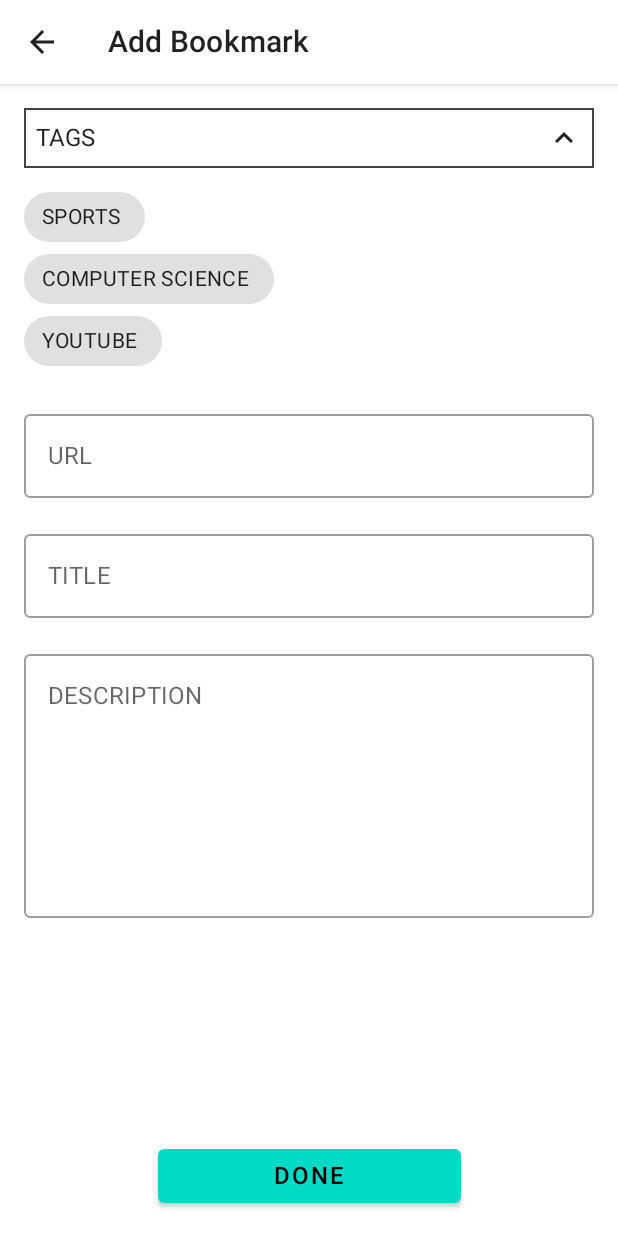
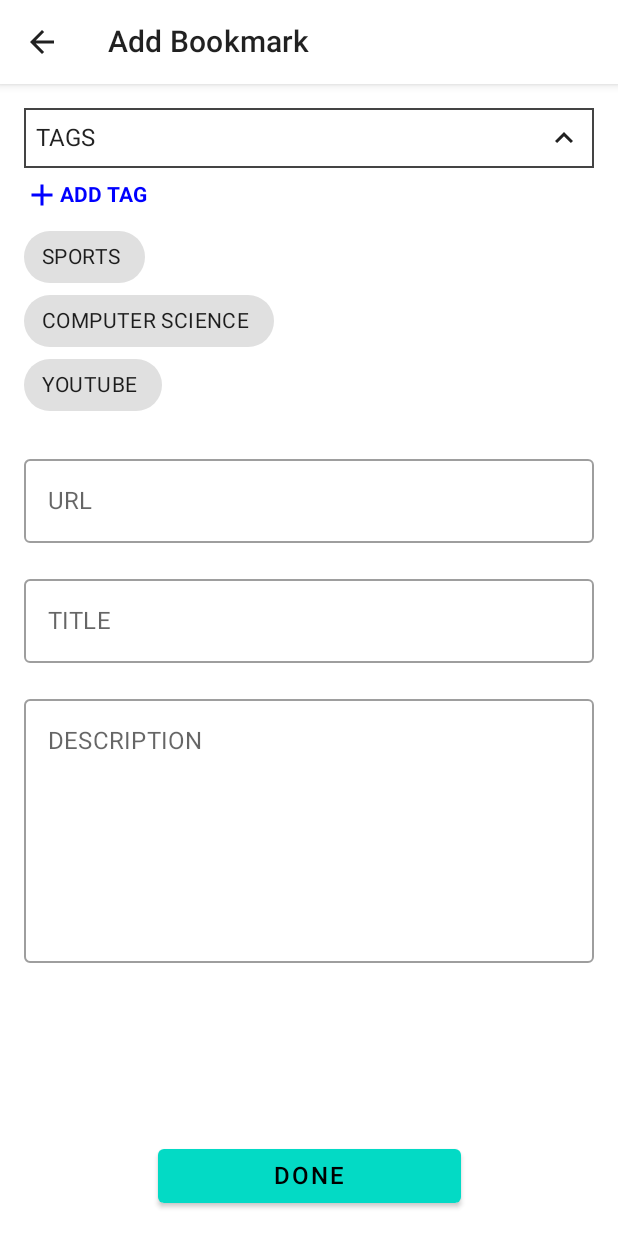
Before and after one commit to cranemont/bookmark-manager, an Android app built with Jetpack Compose: the AddBookmarkActivity screen opened directly, with no data from a screen before it, after a tap on "TAGS", on a phone screen of 412 x 824 dp. Run offline under Robolectric (Android 15) with nearby library versions, the phone set to English and light mode, and no system bars.

Commit message:
feat: implement add tag ui

```diff
--- a/android/app/src/main/java/com/kldaji/bookmark_manager/presentation/addbookmark/AddBookmarkActivity.kt
+++ b/android/app/src/main/java/com/kldaji/bookmark_manager/presentation/addbookmark/AddBookmarkActivity.kt
@@ -16,10 +16,7 @@ import androidx.compose.foundation.lazy.staggeredgrid.StaggeredGridCells
 import androidx.compose.foundation.lazy.staggeredgrid.items
 import androidx.compose.material.*
 import androidx.compose.material.icons.Icons
-import androidx.compose.material.icons.filled.ArrowBack
-import androidx.compose.material.icons.filled.Check
-import androidx.compose.material.icons.filled.ExpandLess
-import androidx.compose.material.icons.filled.ExpandMore
+import androidx.compose.material.icons.filled.*
 import androidx.compose.runtime.getValue
 import androidx.compose.runtime.mutableStateOf
 import androidx.compose.runtime.remember
@@ -27,6 +24,7 @@ import androidx.compose.runtime.setValue
 import androidx.compose.ui.Alignment
 import androidx.compose.ui.Modifier
 import androidx.compose.ui.graphics.Color
+import androidx.compose.ui.text.font.FontWeight
 import androidx.compose.ui.text.input.TextFieldValue
 import androidx.compose.ui.unit.dp
 import androidx.compose.ui.unit.sp
@@ -115,10 +113,29 @@ class AddBookmarkActivity : ComponentActivity() {
 								}
 
 								if (isExpanded) {
+									Row(
+										modifier = modifier
+											.padding(top = 6.dp)
+											.clickable {  },
+										verticalAlignment = Alignment.CenterVertically
+									) {
+										Icon(
+											imageVector = Icons.Default.Add,
+											contentDescription = "태그 추가",
+											tint = Color.Blue
+										)
+										Text(
+											text = "ADD TAG",
+											color = Color.Blue,
+											fontSize = 14.sp,
+											fontWeight = FontWeight.Bold
+										)
+									}
+
 									LazyHorizontalStaggeredGrid(
 										modifier = modifier
 											.height(140.dp)
-											.padding(top = 16.dp),
+											.padding(top = 12.dp),
 										rows = StaggeredGridCells.Fixed(3),
 									) {
 										items(items = tags) { tag ->
```
